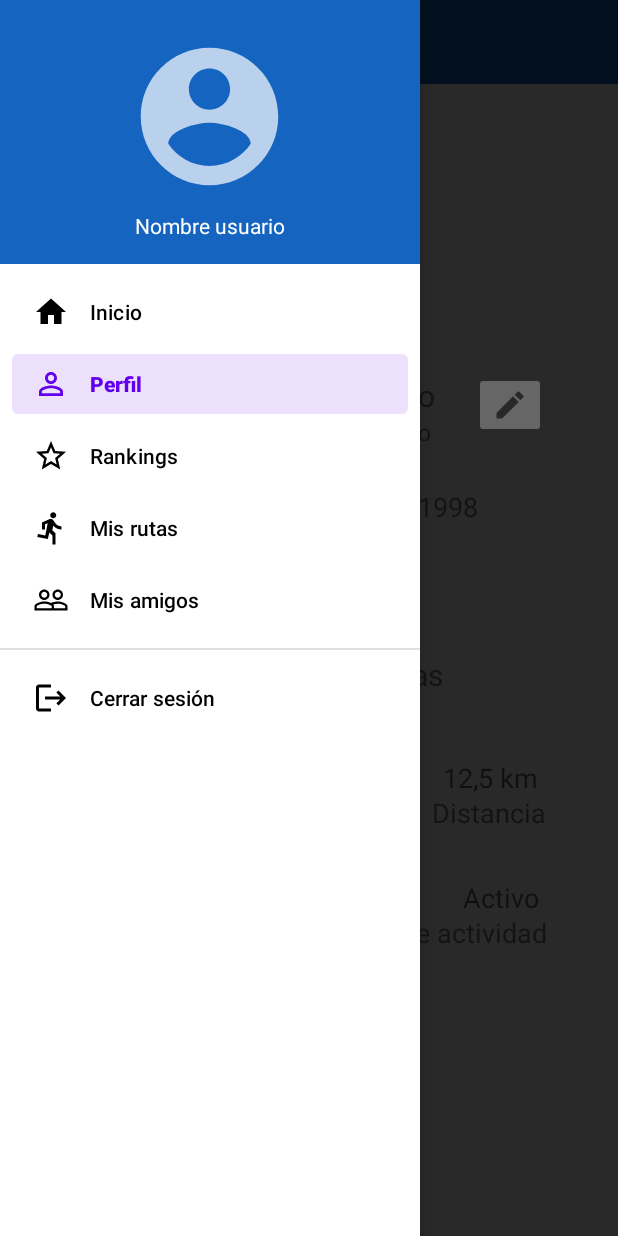
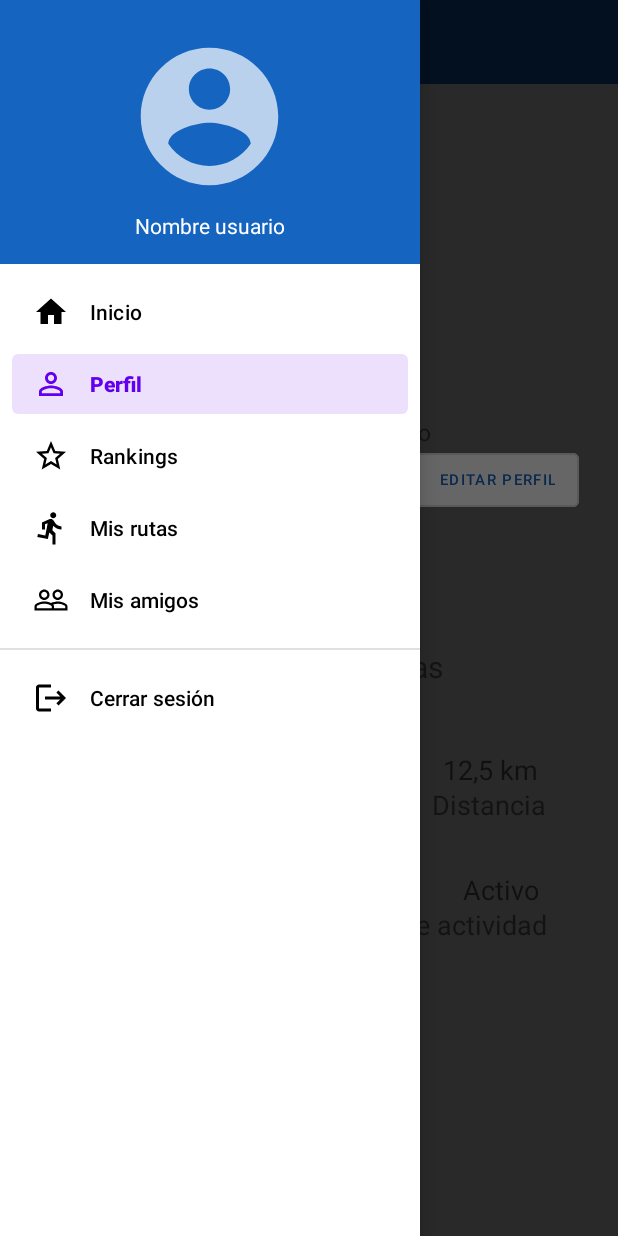
Before and after one commit to nachogs13/themarshmellos, an Android app: the ProfileActivity screen opened directly, with no data from a screen before it, with the side drawer open, on a phone screen of 412 x 824 dp. Run offline under Robolectric (Android 15) with nearby library versions, the phone set to English and light mode, and no system bars; our stand-ins replace Firebase (no records; nobody signed in at launch, a user with empty details on screens opened directly); 1 statement that could not run was skipped.

Commit message:
perfil usuario

```diff
--- a/FasterWho/app/src/debug/res/values/google_maps_api.xml
+++ b/FasterWho/app/src/debug/res/values/google_maps_api.xml
@@ -20,5 +20,5 @@
     Once you have your key (it starts with "AIza"), replace the "google_maps_key"
     string in this file.
     -->
-    <string name="google_maps_key" templateMergeStrategy="preserve" translatable="false">AIzaSyDxn6dZBO_BcOFhC7dhUMwyx2f5uwYCYjo</string>
+    <string name="google_maps_key" templateMergeStrategy="preserve" translatable="false">AIzaSyCgbkk8WGUqputkPFycIpL3ycIIt7_5HPc</string>
 </resources>
--- a/FasterWho/app/src/main/java/com/muei/apm/fasterwho/MyInicioItemRecyclerViewAdapter.kt
+++ b/FasterWho/app/src/main/java/com/muei/apm/fasterwho/MyInicioItemRecyclerViewAdapter.kt
@@ -72,13 +72,18 @@
             val coords_fin_longitud = values[pos].coordenadasFinRuta?.longitude
             val coords_ini_latitud = values[pos].coordenadasInicioRuta?.latitude
             val coords_ini_longitud = values[pos].coordenadasInicioRuta?.longitude
+            val distancia = values[pos].distancia
+            val desnivel = values[pos].desnivel
             val file = values[pos].file
 
+            intent.putExtra("distancia", distancia)
+            intent.putExtra("desnivel", desnivel)
             intent.putExtra("latitud_fin", coords_fin_latitud)
             intent.putExtra("longitud_fin", coords_fin_longitud)
             intent.putExtra("latitud_ini", coords_ini_latitud)
             intent.putExtra("longitud_ini", coords_ini_longitud)
             intent.putExtra("file", file?.id)
+            intent.putExtra("nombre", values[pos].nombreRuta)
             v.context.startActivity(intent)
         }
     }
--- a/FasterWho/app/src/main/java/com/muei/apm/fasterwho/ProfileActivity.kt
+++ b/FasterWho/app/src/main/java/com/muei/apm/fasterwho/ProfileActivity.kt
@@ -3,15 +3,29 @@
 import android.content.Intent
 import androidx.appcompat.app.AppCompatActivity
 import android.os.Bundle
+import android.util.Log
 import android.widget.Button
 import android.widget.ImageButton
+import android.widget.TextView
 import android.widget.Toast
+import com.google.firebase.auth.FirebaseAuth
+import com.google.firebase.firestore.DocumentReference
+import com.google.firebase.firestore.DocumentSnapshot
+import com.google.firebase.firestore.FirebaseFirestore
+import com.google.firebase.ktx.Firebase
+import com.google.firebase.storage.FirebaseStorage
+import org.w3c.dom.Text
+import java.sql.Timestamp
 
 class ProfileActivity : Toolbar() {
+    private val db = FirebaseFirestore.getInstance()
+    private val firebaseAuth = FirebaseAuth.getInstance()
     override fun onCreate(savedInstanceState: Bundle?) {
         super.onCreate(savedInstanceState)
         //setContentView(R.layout.activity_profile)
+
         layoutInflater.inflate(R.layout.activity_profile,frameLayout)
+        getInfoUsuario()
         val toolbar: androidx.appcompat.widget.Toolbar = findViewById(R.id.toolbar2)
         toolbar.setTitle("Perfil")
 
@@ -20,7 +34,7 @@
             Toast.makeText(this, "Se cambia la imagen del perfil", Toast.LENGTH_SHORT).show()
         })
 
-        val btnNombre : ImageButton = findViewById(R.id.imageButtonEdit)
+        val btnNombre : Button = findViewById(R.id.editarPerfilButton)
         btnNombre.setOnClickListener({
             Toast.makeText(this, "Se cambia el nombre de usuario", Toast.LENGTH_SHORT).show()
         })
@@ -30,4 +44,40 @@
         super.onResume()
         navView.menu.getItem(1).setChecked(true)
     }
+
+    private fun getInfoUsuario(){
+        val storage = FirebaseStorage.getInstance()
+        Log.d("currentUser", firebaseAuth.currentUser.email)
+        Log.d("currentUser", firebaseAuth.currentUser.toString())
+        var textViewSexo : TextView = findViewById(R.id.userInformationSex)
+        var textViewFechNac : TextView = findViewById(R.id.userInformationDate)
+        var textViewEstatura : TextView = findViewById(R.id.userInformationHeight)
+        var textViewPeso : TextView = findViewById(R.id.userInformationWeight)
+        var textView : TextView = findViewById(R.id.userName)
+
+        db.collection("usuarios").document(firebaseAuth.currentUser.email).get()
+                .addOnSuccessListener {
+                    Log.d("usuario", it.toString())
+                    val username = it.get("username").toString()
+                    if(it.get("peso")!=null){
+
+                        val sexo = it.get("sexo").toString()
+                        val fecha_nac = it.get("fecha_nacimiento") as String
+                        val peso = it.get("peso") as Number
+                        val estatura = it.get("estatura") as Number
+                        var img = it.get("imgPerfil") as DocumentReference
+
+
+                        GlideApp.with(this).load(storage.getReference(img.path.toString())).into(this.findViewById(R.id.imageButton3))
+                        textViewSexo.text = "Sexo: $sexo"
+                        textViewEstatura.text = "Estatura: ${estatura.toString()} cm"
+
+                        textViewPeso.text = "Peso: ${peso.toString()} kg"
+                        textViewFechNac.text = "Fecha de nacimiento: ${fecha_nac.toString()}"
+                    }
+                    textView.text = username
+
+                }
+
+    }
 }
--- a/FasterWho/app/src/main/res/layout/activity_profile.xml
+++ b/FasterWho/app/src/main/res/layout/activity_profile.xml
@@ -15,13 +15,15 @@
     <ImageButton
         android:id="@+id/imageButton3"
         android:layout_width="133dp"
-        android:layout_height="135dp"
+        android:layout_height="133dp"
+        android:src="@drawable/avatar"
+        android:adjustViewBounds="true"
+        android:scaleType="fitCenter"
         app:layout_constraintBottom_toBottomOf="@id/userName"
-        app:layout_constraintHorizontal_bias="0.492"
         app:layout_constraintLeft_toLeftOf="parent"
         app:layout_constraintRight_toRightOf="parent"
         app:layout_constraintTop_toTopOf="parent"
-        app:layout_constraintVertical_bias="0.471"
+        app:layout_constraintVertical_bias="0.708"
         tools:srcCompat="@tools:sample/avatars" />
 
     <TextView
@@ -59,11 +61,37 @@
         android:layout_marginTop="50dp"
         android:ems="10"
         android:textSize="18dp"
-        android:text="Sexo: H"
+        android:text="Sexo:"
         app:layout_constraintHorizontal_bias="0.497"
         app:layout_constraintLeft_toLeftOf="parent"
         app:layout_constraintRight_toRightOf="parent"
         app:layout_constraintTop_toTopOf="@id/userName" />
+
+    <TextView
+        android:id="@+id/userInformationWeight"
+        android:layout_width="315dp"
+        android:layout_height="48dp"
+        android:layout_marginTop="25dp"
+        android:ems="10"
+        android:textSize="18dp"
+        android:text="Peso:"
+        app:layout_constraintHorizontal_bias="0.497"
+        app:layout_constraintLeft_toLeftOf="parent"
+        app:layout_constraintRight_toRightOf="parent"
+        app:layout_constraintTop_toTopOf="@id/userInformationSex" />
+
+    <TextView
+        android:id="@+id/userInformationHeight"
+        android:layout_width="315dp"
+        android:layout_height="48dp"
+        android:layout_marginTop="25dp"
+        android:ems="10"
+        android:textSize="18dp"
+        android:text="Estatura:"
+        app:layout_constraintHorizontal_bias="0.497"
+        app:layout_constraintLeft_toLeftOf="parent"
+        app:layout_constraintRight_toRightOf="parent"
+        app:layout_constraintTop_toTopOf="@id/userInformationWeight" />
 
     <TextView
         android:id="@+id/userInformationDate"
@@ -72,42 +100,16 @@
         android:layout_marginTop="25dp"
         android:ems="10"
         android:textSize="18dp"
-        android:text="Fecha de nacimiento: 05/06/1998"
-        app:layout_constraintHorizontal_bias="0.497"
+        android:text="Fecha de nacimiento:"
         app:layout_constraintLeft_toLeftOf="parent"
         app:layout_constraintRight_toRightOf="parent"
-        app:layout_constraintTop_toTopOf="@id/userInformationSex" />
-
-    <TextView
-        android:id="@+id/userInformationWeight"
-        android:layout_width="315dp"
-        android:layout_height="48dp"
-        android:layout_marginTop="25dp"
-        android:ems="10"
-        android:textSize="18dp"
-        android:text="Peso: 70 kg"
-        app:layout_constraintHorizontal_bias="0.497"
-        app:layout_constraintLeft_toLeftOf="parent"
-        app:layout_constraintRight_toRightOf="parent"
-        app:layout_constraintTop_toTopOf="@id/userInformationDate" />
-
-    <TextView
-        android:id="@+id/userInformationHeight"
-        android:layout_width="315dp"
-        android:layout_height="48dp"
-        android:layout_marginTop="25dp"
-        android:ems="10"
-        android:textSize="18dp"
-        android:text="Estatura: 170 cm"
-        app:layout_constraintLeft_toLeftOf="parent"
-        app:layout_constraintRight_toRightOf="parent"
-        app:layout_constraintTop_toTopOf="@id/userInformationWeight" />
+        app:layout_constraintTop_toTopOf="@id/userInformationHeight" />
 
     <TextView
         android:id="@+id/userStatistics"
         android:layout_width="315dp"
         android:layout_height="48dp"
-        android:layout_marginTop="50dp"
+        android:layout_marginTop="70dp"
         android:ems="10"
         android:gravity="center"
         android:textSize="20dp"
@@ -170,17 +172,20 @@
         app:layout_constraintRight_toRightOf="parent"
         app:layout_constraintTop_toTopOf="@id/userStatisticsActivityLevel" />
 
-    <ImageButton
-        android:id="@+id/imageButtonEdit"
+    <Button
+        android:id="@+id/editarPerfilButton"
+        style="@style/Widget.MaterialComponents.Button.OutlinedButton"
         android:layout_width="wrap_content"
         android:layout_height="wrap_content"
-        android:layout_marginTop="248dp"
+        android:layout_marginTop="296dp"
         android:backgroundTint="@color/white"
-        app:layout_constraintHorizontal_bias="0.802"
+        android:text="Editar perfil"
+        android:textColor="@color/blue_800"
+        android:textSize="10dp"
+        app:layout_constraintHorizontal_bias="0.736"
         app:layout_constraintLeft_toLeftOf="@id/userName"
         app:layout_constraintRight_toRightOf="parent"
-        app:layout_constraintTop_toTopOf="parent"
-        app:srcCompat="@drawable/ic_baseline_edit_24" />
+        app:layout_constraintTop_toTopOf="parent" />
 
 
 </androidx.constraintlayout.widget.ConstraintLayout>
```
Also changed, not shown: FasterWho/app/src/main/java/com/muei/apm/fasterwho/InicioItemFragment.kt (+4 -38 lines), FasterWho/app/src/main/java/com/muei/apm/fasterwho/ItemRuta.kt (+7 -7 lines), FasterWho/app/src/main/java/com/muei/apm/fasterwho/RegisterActivity.kt (+6 -9 lines), FasterWho/app/src/main/java/com/muei/apm/fasterwho/RutaActivity.kt (+6 -2 lines), FasterWho/app/src/main/res/layout/activity_filters.xml (+17 -7 lines), FasterWho/app/src/main/res/layout/activity_ruta.xml (+3 -4 lines), 2 other files.
